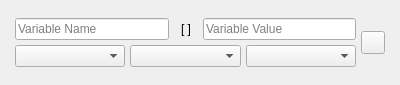
Above: UI/Arduino/glitch-object-variable-arduino.ui from textbrowser/glitch before the change. Below: the same form after it.
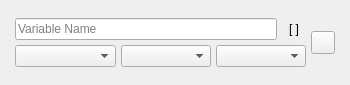
That is the form after the change. Icons and pictures are not drawn.

The edit to the form file:
```diff
--- a/UI/Arduino/glitch-object-variable-arduino.ui
+++ b/UI/Arduino/glitch-object-variable-arduino.ui
@@ -6,7 +6,7 @@
    <rect>
     <x>0</x>
     <y>0</y>
-    <width>400</width>
+    <width>350</width>
     <height>85</height>
    </rect>
   </property>
@@ -65,22 +65,6 @@
          </property>
         </widget>
        </item>
-       <item>
-        <widget class="QLineEdit" name="value">
-         <property name="toolTip">
-          <string>&lt;html&gt;&lt;head/&gt;&lt;body&gt;&lt;p&gt;Set the variable's value to the provided value and press the Enter key to confirm. If a value is not provided, the variable will be set to the connected input value.&lt;/p&gt;&lt;/body&gt;&lt;/html&gt;</string>
-         </property>
-         <property name="text">
-          <string notr="true"/>
-         </property>
-         <property name="placeholderText">
-          <string>Variable Value</string>
-         </property>
-         <property name="clearButtonEnabled">
-          <bool>true</bool>
-         </property>
-        </widget>
-       </item>
       </layout>
      </item>
      <item row="0" column="1" rowspan="2">
```
Left out of the diff: 1 changed line with no effect on the pictures.
